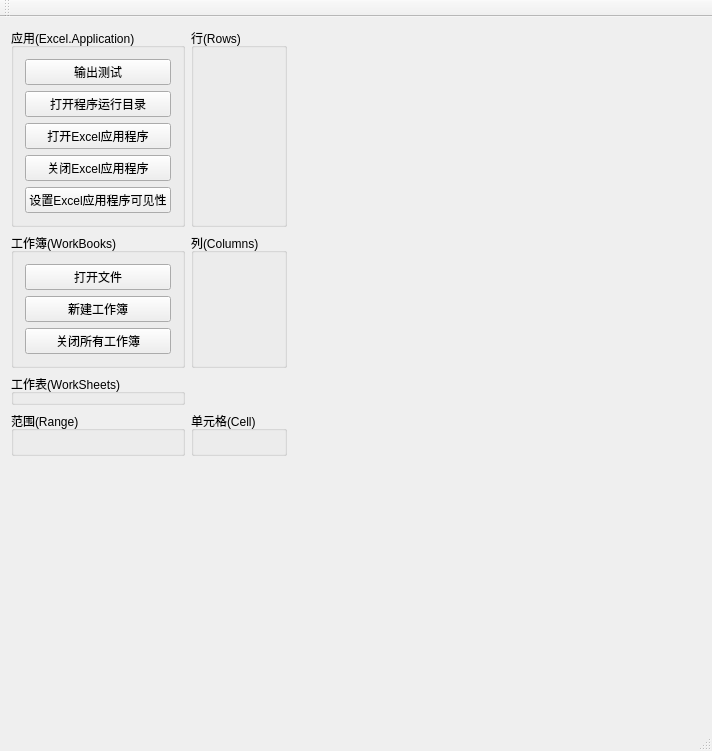
Above: QtExcel/testwindow.ui from Qt-Widgets/QtExcel before the change. Below: the same form after it.
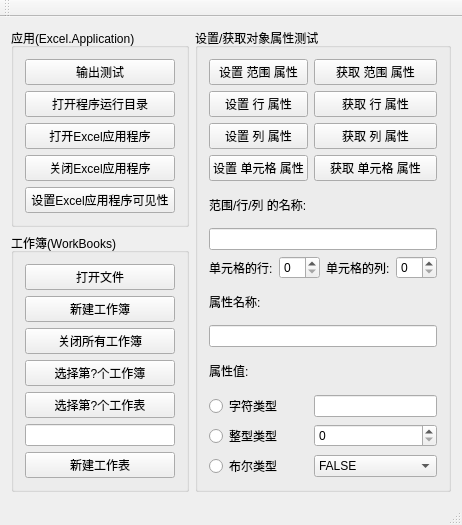
That is the form after the change.

Diff of the .ui file:
```diff
--- a/QtExcel/testwindow.ui
+++ b/QtExcel/testwindow.ui
@@ -6,8 +6,8 @@
    <rect>
     <x>0</x>
     <y>0</y>
-    <width>712</width>
-    <height>751</height>
+    <width>462</width>
+    <height>492</height>
    </rect>
   </property>
   <property name="windowTitle">
@@ -15,80 +15,6 @@
   </property>
   <widget class="QWidget" name="centralWidget">
    <layout class="QGridLayout" name="gridLayout">
-    <item row="4" column="0">
-     <spacer name="verticalSpacer">
-      <property name="orientation">
-       <enum>Qt::Vertical</enum>
-      </property>
-      <property name="sizeHint" stdset="0">
-       <size>
-        <width>20</width>
-        <height>40</height>
-       </size>
-      </property>
-     </spacer>
-    </item>
-    <item row="1" column="0">
-     <widget class="QGroupBox" name="groupBox_WorkBooks">
-      <property name="title">
-       <string>工作簿(WorkBooks)</string>
-      </property>
-      <layout class="QGridLayout" name="gridLayout_3">
-       <item row="2" column="0">
-        <widget class="QPushButton" name="pushButton_WorkBooks_CloseAll">
-         <property name="text">
-          <string>关闭所有工作簿</string>
-         </property>
-        </widget>
-       </item>
-       <item row="1" column="0">
-        <widget class="QPushButton" name="pushButton_WorkBooks_NewWorkBook">
-         <property name="text">
-          <string>新建工作簿</string>
-         </property>
-        </widget>
-       </item>
-       <item row="0" column="0">
-        <widget class="QPushButton" name="pushButton_WorkBooks_OpenFile">
-         <property name="text">
-          <string>打开文件</string>
-         </property>
-        </widget>
-       </item>
-      </layout>
-     </widget>
-    </item>
-    <item row="3" column="0">
-     <widget class="QGroupBox" name="groupBox_Range">
-      <property name="title">
-       <string>范围(Range)</string>
-      </property>
-      <layout class="QGridLayout" name="gridLayout_6"/>
-     </widget>
-    </item>
-    <item row="1" column="1">
-     <widget class="QGroupBox" name="groupBox_Cloumns">
-      <property name="title">
-       <string>列(Columns)</string>
-      </property>
-      <layout class="QGridLayout" name="gridLayout_5"/>
-     </widget>
-    </item>
-    <item row="2" column="0">
-     <widget class="QGroupBox" name="groupBox_WorkSheets">
-      <property name="title">
-       <string>工作表(WorkSheets)</string>
-      </property>
-     </widget>
-    </item>
-    <item row="0" column="1">
-     <widget class="QGroupBox" name="groupBox_Rows">
-      <property name="title">
-       <string>行(Rows)</string>
-      </property>
-      <layout class="QGridLayout" name="gridLayout_4"/>
-     </widget>
-    </item>
     <item row="0" column="0">
      <widget class="QGroupBox" name="groupBox_ExcelApp">
       <property name="title">
@@ -133,24 +59,235 @@
       </layout>
      </widget>
     </item>
-    <item row="1" column="2">
-     <spacer name="horizontalSpacer">
+    <item row="14" column="0">
+     <spacer name="verticalSpacer">
       <property name="orientation">
-       <enum>Qt::Horizontal</enum>
+       <enum>Qt::Vertical</enum>
       </property>
       <property name="sizeHint" stdset="0">
        <size>
-        <width>40</width>
-        <height>20</height>
+        <width>20</width>
+        <height>40</height>
        </size>
       </property>
      </spacer>
     </item>
-    <item row="3" column="1">
-     <widget class="QGroupBox" name="groupBox_Cells">
+    <item row="0" column="1" rowspan="3">
+     <widget class="QGroupBox" name="groupBox">
       <property name="title">
-       <string>单元格(Cell)</string>
+       <string>设置/获取对象属性测试</string>
       </property>
+      <layout class="QGridLayout" name="gridLayout_4">
+       <item row="4" column="0" colspan="2">
+        <widget class="QLabel" name="label">
+         <property name="text">
+          <string>范围/行/列 的名称:</string>
+         </property>
+        </widget>
+       </item>
+       <item row="9" column="0" colspan="2">
+        <widget class="QLabel" name="label_3">
+         <property name="text">
+          <string>属性值:</string>
+         </property>
+        </widget>
+       </item>
+       <item row="3" column="0">
+        <widget class="QPushButton" name="pushButton_Cell_SetProperty">
+         <property name="text">
+          <string>设置 单元格 属性</string>
+         </property>
+        </widget>
+       </item>
+       <item row="11" column="0">
+        <widget class="QRadioButton" name="radioButton_integer">
+         <property name="text">
+          <string>整型类型</string>
+         </property>
+        </widget>
+       </item>
+       <item row="2" column="0">
+        <widget class="QPushButton" name="pushButton_Columns_SetProperty">
+         <property name="text">
+          <string>设置 列 属性</string>
+         </property>
+        </widget>
+       </item>
+       <item row="8" column="0" colspan="2">
+        <widget class="QLineEdit" name="lineEdit_propertyName"/>
+       </item>
+       <item row="5" column="0" colspan="2">
+        <widget class="QLineEdit" name="lineEdit_rangeName"/>
+       </item>
+       <item row="7" column="0" colspan="2">
+        <widget class="QLabel" name="label_2">
+         <property name="text">
+          <string>属性名称:</string>
+         </property>
+        </widget>
+       </item>
+       <item row="12" column="1">
+        <widget class="QComboBox" name="comboBox_propertyValue">
+         <item>
+          <property name="text">
+           <string>FALSE</string>
+          </property>
+         </item>
+         <item>
+          <property name="text">
+           <string>TRUE</string>
+          </property>
+         </item>
+        </widget>
+       </item>
+       <item row="11" column="1">
+        <widget class="QSpinBox" name="spinBox_properyValue">
+         <property name="maximum">
+          <number>1111111111</number>
+         </property>
+         <property name="value">
+          <number>0</number>
+         </property>
+        </widget>
+       </item>
+       <item row="10" column="0">
+        <widget class="QRadioButton" name="radioButton_text">
+         <property name="text">
+          <string>字符类型</string>
+         </property>
+        </widget>
+       </item>
+       <item row="10" column="1">
+        <widget class="QLineEdit" name="lineEdit_propertyValue"/>
+       </item>
+       <item row="0" column="1">
+        <widget class="QPushButton" name="pushButton_Range_GetProperty">
+         <property name="text">
+          <string>获取 范围 属性</string>
+         </property>
+        </widget>
+       </item>
+       <item row="3" column="1">
+        <widget class="QPushButton" name="pushButton_Cell_GetProperty">
+         <property name="text">
+          <string>获取 单元格 属性</string>
+         </property>
+        </widget>
+       </item>
+       <item row="1" column="1">
+        <widget class="QPushButton" name="pushButton_Rows_GetProperty">
+         <property name="text">
+          <string>获取 行 属性</string>
+         </property>
+        </widget>
+       </item>
+       <item row="2" column="1">
+        <widget class="QPushButton" name="pushButton_Columns_GetProperty">
+         <property name="text">
+          <string>获取 列 属性</string>
+         </property>
+        </widget>
+       </item>
+       <item row="0" column="0">
+        <widget class="QPushButton" name="pushButton_Range_SetProperty">
+         <property name="text">
+          <string>设置 范围 属性</string>
+         </property>
+        </widget>
+       </item>
+       <item row="12" column="0">
+        <widget class="QRadioButton" name="radioButton_bool">
+         <property name="text">
+          <string>布尔类型</string>
+         </property>
+        </widget>
+       </item>
+       <item row="1" column="0">
+        <widget class="QPushButton" name="pushButton_Rows_SetProperty">
+         <property name="text">
+          <string>设置 行 属性</string>
+         </property>
+        </widget>
+       </item>
+       <item row="6" column="0" colspan="2">
+        <layout class="QHBoxLayout" name="horizontalLayout">
+         <item>
+          <widget class="QLabel" name="label_5">
+           <property name="text">
+            <string>单元格的行:</string>
+           </property>
+          </widget>
+         </item>
+         <item>
+          <widget class="QSpinBox" name="spinBox_cellRow"/>
+         </item>
+         <item>
+          <widget class="QLabel" name="label_4">
+           <property name="text">
+            <string>单元格的列:</string>
+           </property>
+          </widget>
+         </item>
+         <item>
+          <widget class="QSpinBox" name="spinBox_cellColumn"/>
+         </item>
+        </layout>
+       </item>
+      </layout>
+     </widget>
+    </item>
+    <item row="1" column="0" rowspan="2">
+     <widget class="QGroupBox" name="groupBox_WorkBooks">
+      <property name="title">
+       <string>工作簿(WorkBooks)</string>
+      </property>
+      <layout class="QGridLayout" name="gridLayout_3">
+       <item row="1" column="0">
+        <widget class="QPushButton" name="pushButton_WorkBooks_NewWorkBook">
+         <property name="text">
+          <string>新建工作簿</string>
+         </property>
+        </widget>
+       </item>
+       <item row="2" column="0">
+        <widget class="QPushButton" name="pushButton_WorkBooks_CloseAll">
+         <property name="text">
+          <string>关闭所有工作簿</string>
+         </property>
+        </widget>
+       </item>
+       <item row="0" column="0">
+        <widget class="QPushButton" name="pushButton_WorkBooks_OpenFile">
+         <property name="text">
+          <string>打开文件</string>
+         </property>
+        </widget>
+       </item>
+       <item row="5" column="0">
+        <widget class="QLineEdit" name="lineEdit_index"/>
+       </item>
+       <item row="4" column="0">
+        <widget class="QPushButton" name="pushButton_setActiveWorkSheet">
+         <property name="text">
+          <string>选择第?个工作表</string>
+         </property>
+        </widget>
+       </item>
+       <item row="3" column="0">
+        <widget class="QPushButton" name="pushButton_setActiveWorkBook">
+         <property name="text">
+          <string>选择第?个工作簿</string>
+         </property>
+        </widget>
+       </item>
+       <item row="6" column="0">
+        <widget class="QPushButton" name="pushButton_newWorkSheet">
+         <property name="text">
+          <string>新建工作表</string>
+         </property>
+        </widget>
+       </item>
+      </layout>
      </widget>
     </item>
    </layout>
```
Left out of the diff: 2 changed lines with no effect on the pictures.
